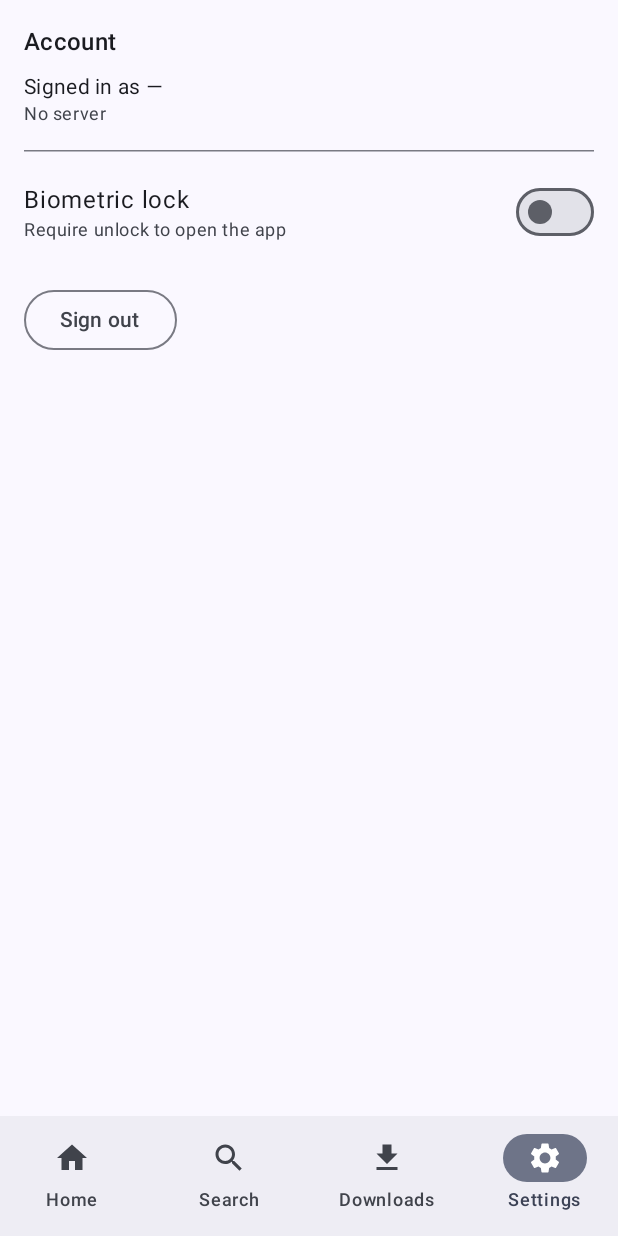
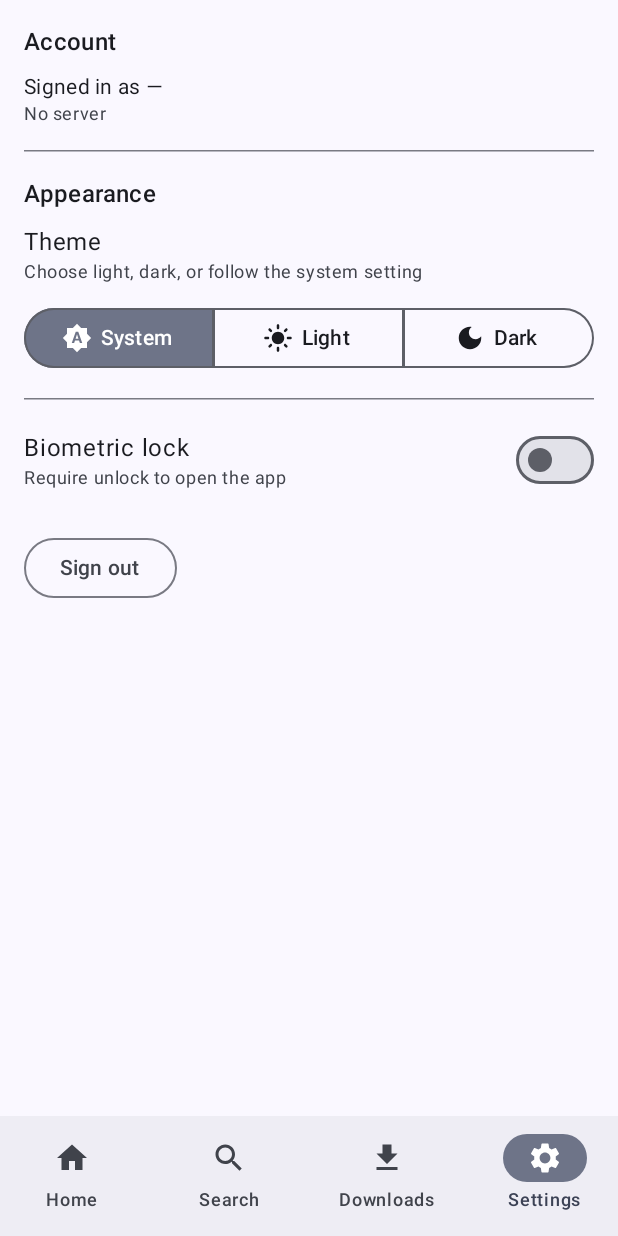
Before and after one commit to NSKWeb/NPlayer, an Android app built with Jetpack Compose: the SettingsScreen screen opened through its navigation route, on a phone screen of 412 x 824 dp. Run offline under Robolectric (Android 15) with nearby library versions, the phone set to English and light mode, and no system bars; our stand-ins replace Dagger/Hilt's generated code.

Commit message:
Add a light/dark/system theme toggle
The app previously followed the system setting with no way to override it.

- ThemeMode (SYSTEM/LIGHT/DARK) persists in DataStore alongside the other
  session preferences, defaulting to SYSTEM so existing installs are unchanged
- NPlayerTheme takes the resolved darkTheme; SettingsViewModel now resolves
  before the theme is applied so the choice survives process death
- Settings gains an Appearance section with a segmented Light/Dark/System
  control and a matching icon per option
- windowBackground was hardcoded black, which flashed in light mode; it now
  resolves through a DayNight colour resource

Co-authored-by: openhands <openhands@all-hands.dev>

```diff
--- a/NPlayer/app/src/main/java/com/example/nplayer/MainActivity.kt
+++ b/NPlayer/app/src/main/java/com/example/nplayer/MainActivity.kt
@@ -15,6 +15,7 @@ import com.example.nplayer.ui.BiometricGate
 import com.example.nplayer.ui.navigation.NPlayerApp
 import com.example.nplayer.ui.settings.SettingsViewModel
 import com.example.nplayer.ui.theme.NPlayerTheme
+import com.example.nplayer.ui.theme.resolveDark
 import dagger.hilt.android.AndroidEntryPoint
 
 @AndroidEntryPoint
@@ -23,13 +24,14 @@ class MainActivity : FragmentActivity() {
         enableEdgeToEdge()
         super.onCreate(savedInstanceState)
         setContent {
-            NPlayerTheme {
+            val settingsViewModel: SettingsViewModel = hiltViewModel()
+            val settings by settingsViewModel.state.collectAsStateWithLifecycle()
+
+            NPlayerTheme(darkTheme = settings.themeMode.resolveDark()) {
                 Surface(
                     modifier = Modifier.fillMaxSize(),
                     color = MaterialTheme.colorScheme.background,
                 ) {
-                    val settingsViewModel: SettingsViewModel = hiltViewModel()
-                    val settings by settingsViewModel.state.collectAsStateWithLifecycle()
                     BiometricGate(enabled = settings.biometricLock, activity = this) {
                         NPlayerApp()
                     }
--- a/NPlayer/app/src/main/java/com/example/nplayer/data/prefs/SessionStore.kt
+++ b/NPlayer/app/src/main/java/com/example/nplayer/data/prefs/SessionStore.kt
@@ -22,6 +22,7 @@ data class Session(
     val userName: String? = null,
     val deviceId: String,
     val biometricLockEnabled: Boolean = false,
+    val themeMode: ThemeMode = ThemeMode.SYSTEM,
 ) {
     val isAuthenticated: Boolean
         get() = !serverUrl.isNullOrBlank() && !accessToken.isNullOrBlank() && !userId.isNullOrBlank()
@@ -37,6 +38,7 @@ class SessionStore @Inject constructor(
     private val userIdKey = stringPreferencesKey("user_id")
     private val userNameKey = stringPreferencesKey("user_name")
     private val biometricKey = booleanPreferencesKey("biometric_lock")
+    private val themeModeKey = stringPreferencesKey("theme_mode")
 
     private val fallbackDeviceId = deviceIdProvider.deviceId
 
@@ -48,6 +50,7 @@ class SessionStore @Inject constructor(
             userName = prefs[userNameKey],
             deviceId = fallbackDeviceId,
             biometricLockEnabled = prefs[biometricKey] ?: false,
+            themeMode = ThemeMode.fromStorage(prefs[themeModeKey]),
         )
     }
 
@@ -71,6 +74,10 @@ class SessionStore @Inject constructor(
         context.dataStore.edit { it[biometricKey] = enabled }
     }
 
+    suspend fun setThemeMode(mode: ThemeMode) {
+        context.dataStore.edit { it[themeModeKey] = mode.name }
+    }
+
     suspend fun clear() {
         context.dataStore.edit { prefs ->
             prefs.remove(tokenKey)
--- /dev/null
+++ b/NPlayer/app/src/main/java/com/example/nplayer/data/prefs/ThemeMode.kt
@@ -0,0 +1,15 @@
+package com.example.nplayer.data.prefs
+
+/** How the app picks between the light and dark colour schemes. */
+enum class ThemeMode {
+    /** Follow the device's own light/dark setting. */
+    SYSTEM,
+    LIGHT,
+    DARK;
+
+    companion object {
+        /** Maps a stored value onto a mode, falling back to [SYSTEM] for unknown input. */
+        fun fromStorage(raw: String?): ThemeMode =
+            entries.firstOrNull { it.name == raw } ?: SYSTEM
+    }
+}
--- a/NPlayer/app/src/main/java/com/example/nplayer/ui/settings/SettingsScreen.kt
+++ b/NPlayer/app/src/main/java/com/example/nplayer/ui/settings/SettingsScreen.kt
@@ -7,18 +7,30 @@ import androidx.compose.foundation.layout.Spacer
 import androidx.compose.foundation.layout.fillMaxWidth
 import androidx.compose.foundation.layout.height
 import androidx.compose.foundation.layout.padding
+import androidx.compose.material.icons.Icons
+import androidx.compose.material.icons.filled.BrightnessAuto
+import androidx.compose.material.icons.filled.DarkMode
+import androidx.compose.material.icons.filled.LightMode
 import androidx.compose.material3.HorizontalDivider
+import androidx.compose.material3.Icon
 import androidx.compose.material3.MaterialTheme
 import androidx.compose.material3.OutlinedButton
+import androidx.compose.material3.SegmentedButton
+import androidx.compose.material3.SegmentedButtonDefaults
+import androidx.compose.material3.SingleChoiceSegmentedButtonRow
 import androidx.compose.material3.Switch
 import androidx.compose.material3.Text
 import androidx.compose.runtime.Composable
 import androidx.compose.runtime.getValue
 import androidx.compose.ui.Alignment
 import androidx.compose.ui.Modifier
+import androidx.compose.ui.graphics.vector.ImageVector
+import androidx.compose.ui.res.stringResource
 import androidx.compose.ui.unit.dp
 import androidx.hilt.navigation.compose.hiltViewModel
 import androidx.lifecycle.compose.collectAsStateWithLifecycle
+import com.example.nplayer.R
+import com.example.nplayer.data.prefs.ThemeMode
 
 @Composable
 fun SettingsScreen(
@@ -35,6 +47,24 @@ fun SettingsScreen(
             state.serverUrl ?: "No server",
             style = MaterialTheme.typography.bodySmall,
             color = MaterialTheme.colorScheme.onSurfaceVariant,
+        )
+
+        Spacer(Modifier.height(16.dp))
+        HorizontalDivider()
+
+        Spacer(Modifier.height(16.dp))
+        Text(stringResource(R.string.appearance), style = MaterialTheme.typography.titleMedium)
+        Spacer(Modifier.height(8.dp))
+        Text(stringResource(R.string.theme_title), style = MaterialTheme.typography.bodyLarge)
+        Text(
+            stringResource(R.string.theme_subtitle),
+            style = MaterialTheme.typography.bodySmall,
+            color = MaterialTheme.colorScheme.onSurfaceVariant,
+        )
+        Spacer(Modifier.height(12.dp))
+        ThemeModeSelector(
+            selected = state.themeMode,
+            onSelect = viewModel::setThemeMode,
         )
 
         Spacer(Modifier.height(16.dp))
@@ -66,3 +96,38 @@ fun SettingsScreen(
         }
     }
 }
+
+@Composable
+private fun ThemeModeSelector(
+    selected: ThemeMode,
+    onSelect: (ThemeMode) -> Unit,
+) {
+    val modes = ThemeMode.entries
+    SingleChoiceSegmentedButtonRow(Modifier.fillMaxWidth()) {
+        modes.forEachIndexed { index, mode ->
+            SegmentedButton(
+                selected = mode == selected,
+                onClick = { onSelect(mode) },
+                shape = SegmentedButtonDefaults.itemShape(index = index, count = modes.size),
+                icon = { Icon(mode.icon, contentDescription = null) },
+                label = { Text(mode.label()) },
+            )
+        }
+    }
+}
+
+private val ThemeMode.icon: ImageVector
+    get() = when (this) {
+        ThemeMode.SYSTEM -> Icons.Filled.BrightnessAuto
+        ThemeMode.LIGHT -> Icons.Filled.LightMode
+        ThemeMode.DARK -> Icons.Filled.DarkMode
+    }
+
+@Composable
+private fun ThemeMode.label(): String = stringResource(
+    when (this) {
+        ThemeMode.SYSTEM -> R.string.theme_system
+        ThemeMode.LIGHT -> R.string.theme_light
+        ThemeMode.DARK -> R.string.theme_dark
+    },
+)
--- a/NPlayer/app/src/main/java/com/example/nplayer/ui/settings/SettingsViewModel.kt
+++ b/NPlayer/app/src/main/java/com/example/nplayer/ui/settings/SettingsViewModel.kt
@@ -3,6 +3,7 @@ package com.example.nplayer.ui.settings
 import androidx.lifecycle.ViewModel
 import androidx.lifecycle.viewModelScope
 import com.example.nplayer.data.prefs.SessionStore
+import com.example.nplayer.data.prefs.ThemeMode
 import com.example.nplayer.data.repository.AuthRepository
 import dagger.hilt.android.lifecycle.HiltViewModel
 import kotlinx.coroutines.flow.SharingStarted
@@ -16,6 +17,7 @@ data class SettingsUiState(
     val serverUrl: String? = null,
     val userName: String? = null,
     val biometricLock: Boolean = false,
+    val themeMode: ThemeMode = ThemeMode.SYSTEM,
 )
 
 @HiltViewModel
@@ -30,12 +32,17 @@ class SettingsViewModel @Inject constructor(
                 serverUrl = it.serverUrl,
                 userName = it.userName,
                 biometricLock = it.biometricLockEnabled,
+                themeMode = it.themeMode,
             )
         }
         .stateIn(viewModelScope, SharingStarted.WhileSubscribed(5_000), SettingsUiState())
 
     fun setBiometricLock(enabled: Boolean) {
         viewModelScope.launch { sessionStore.setBiometricLock(enabled) }
+    }
+
+    fun setThemeMode(mode: ThemeMode) {
+        viewModelScope.launch { sessionStore.setThemeMode(mode) }
     }
 
     fun signOut(onDone: () -> Unit) {
--- a/NPlayer/app/src/main/java/com/example/nplayer/ui/theme/Theme.kt
+++ b/NPlayer/app/src/main/java/com/example/nplayer/ui/theme/Theme.kt
@@ -10,6 +10,7 @@ import androidx.compose.material3.lightColorScheme
 import androidx.compose.runtime.Composable
 import androidx.compose.ui.graphics.Color
 import androidx.compose.ui.platform.LocalContext
+import com.example.nplayer.data.prefs.ThemeMode
 
 private val DarkColors = darkColorScheme(
     primary = Color(0xFF9ECAFF),
@@ -39,3 +40,11 @@ fun NPlayerTheme(
     }
     MaterialTheme(colorScheme = colorScheme, content = content)
 }
+
+/** Resolves [mode] against the device setting to a concrete light/dark choice. */
+@Composable
+fun ThemeMode.resolveDark(): Boolean = when (this) {
+    ThemeMode.SYSTEM -> isSystemInDarkTheme()
+    ThemeMode.LIGHT -> false
+    ThemeMode.DARK -> true
+}
--- /dev/null
+++ b/NPlayer/app/src/main/res/values-night/colors.xml
@@ -0,0 +1,5 @@
+<?xml version="1.0" encoding="utf-8"?>
+<resources>
+    <!-- Matches darkColorScheme().background so there is no flash before the first frame. -->
+    <color name="window_background">#FF0B0B0F</color>
+</resources>
--- a/NPlayer/app/src/main/res/values/colors.xml
+++ b/NPlayer/app/src/main/res/values/colors.xml
@@ -1,4 +1,6 @@
 <?xml version="1.0" encoding="utf-8"?>
 <resources>
     <color name="ic_launcher_background">#0B0B0F</color>
+    <!-- Matches lightColorScheme().background so there is no flash before the first frame. -->
+    <color name="window_background">#FFFFFBFE</color>
 </resources>
--- a/NPlayer/app/src/main/res/values/strings.xml
+++ b/NPlayer/app/src/main/res/values/strings.xml
@@ -16,6 +16,13 @@
     <string name="biometric_title">Biometric lock</string>
     <string name="biometric_subtitle">Require biometric unlock to open the app</string>
 
+    <string name="appearance">Appearance</string>
+    <string name="theme_title">Theme</string>
+    <string name="theme_subtitle">Choose light, dark, or follow the system setting</string>
+    <string name="theme_system">System</string>
+    <string name="theme_light">Light</string>
+    <string name="theme_dark">Dark</string>
+
     <string name="error_generic">Something went wrong</string>
     <string name="error_offline">No network connection</string>
     <string name="retry">Retry</string>
--- a/NPlayer/app/src/main/res/values/themes.xml
+++ b/NPlayer/app/src/main/res/values/themes.xml
@@ -1,7 +1,7 @@
 <?xml version="1.0" encoding="utf-8"?>
 <resources>
     <style name="Theme.NPlayer" parent="Theme.MaterialComponents.DayNight.NoActionBar">
-        <item name="android:windowBackground">@android:color/black</item>
+        <item name="android:windowBackground">@color/window_background</item>
         <item name="android:statusBarColor">@android:color/transparent</item>
         <item name="android:navigationBarColor">@android:color/transparent</item>
     </style>
```
